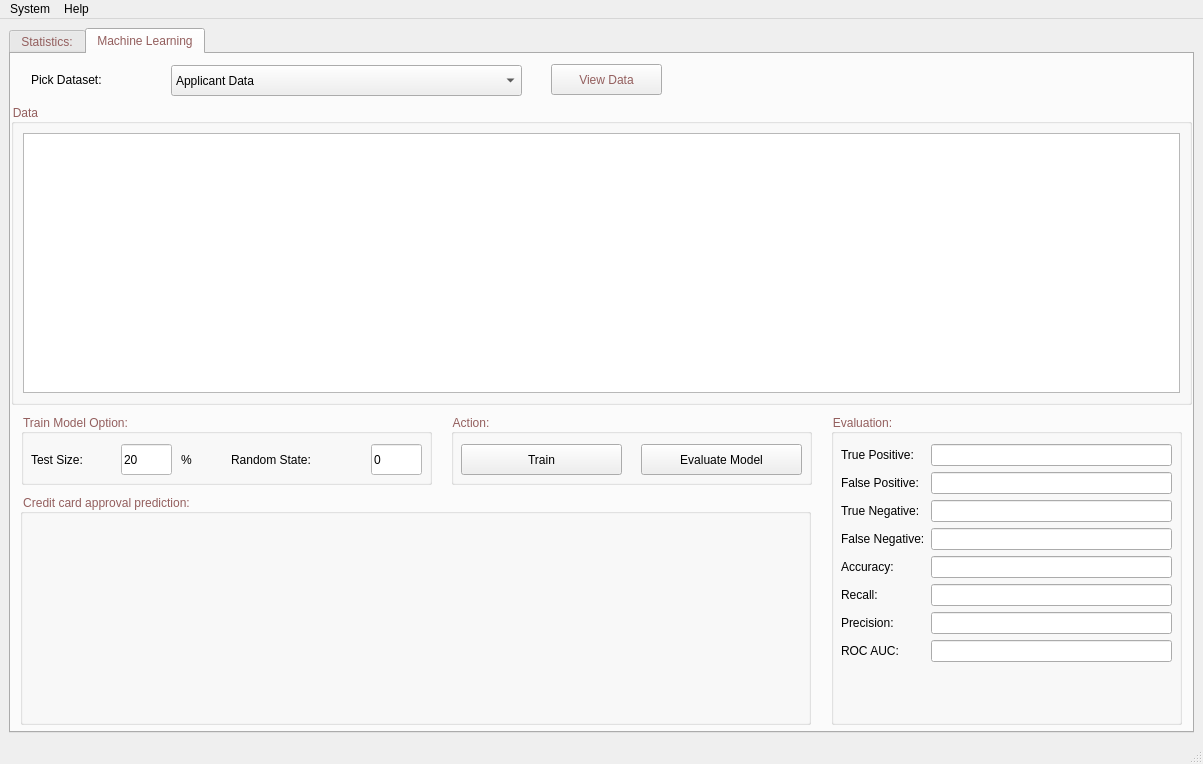
Old version of the form UI/MainWindow.ui in the repository ngoctonguyen17/MachineLearningApplication-CreditCardApproval.
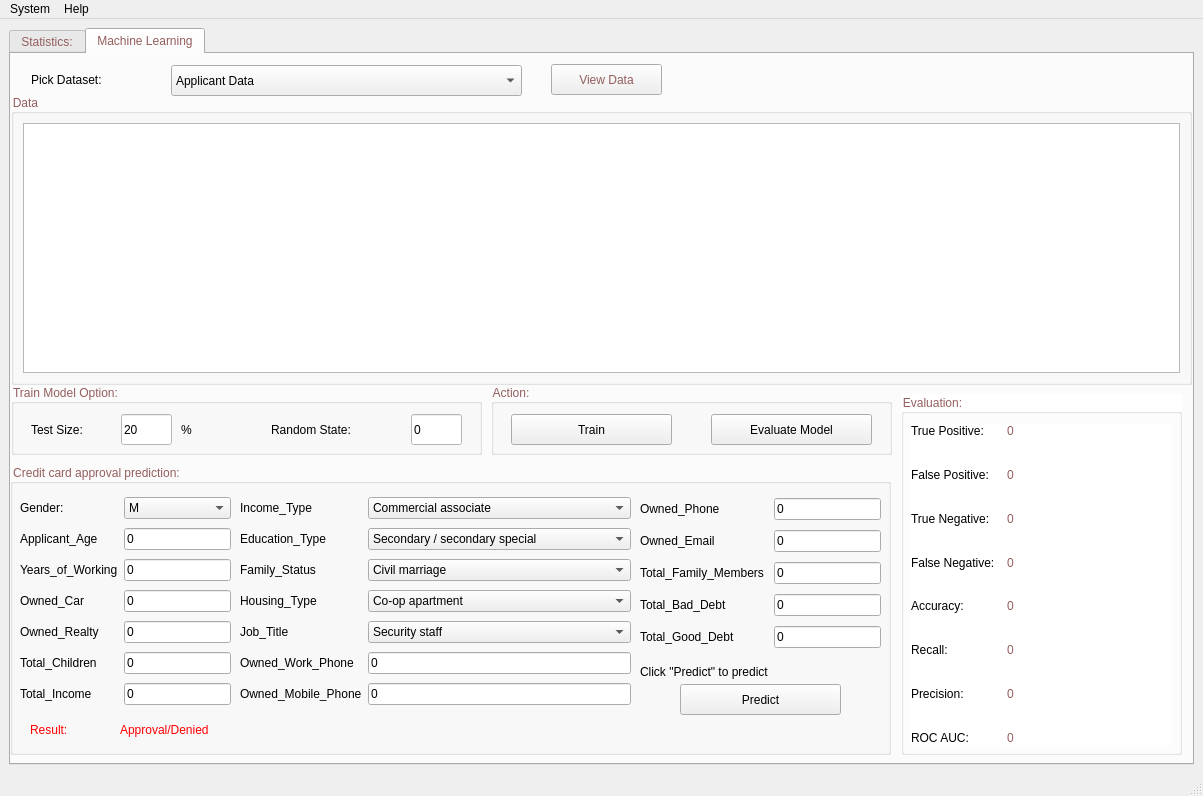
New version of the form. Icons and pictures are not drawn.

```diff
--- a/UI/MainWindow.ui
+++ b/UI/MainWindow.ui
@@ -7,7 +7,7 @@
     <x>0</x>
     <y>0</y>
     <width>1203</width>
-    <height>764</height>
+    <height>796</height>
    </rect>
   </property>
   <property name="windowTitle">
@@ -388,9 +388,9 @@
         <property name="geometry">
          <rect>
           <x>0</x>
-          <y>50</y>
+          <y>40</y>
           <width>1181</width>
-          <height>301</height>
+          <height>291</height>
          </rect>
         </property>
         <property name="minimumSize">
@@ -452,9 +452,9 @@
        <widget class="QGroupBox" name="groupBox_5">
         <property name="geometry">
          <rect>
-          <x>440</x>
-          <y>360</y>
-          <width>361</width>
+          <x>480</x>
+          <y>330</y>
+          <width>401</width>
           <height>71</height>
          </rect>
         </property>
@@ -464,7 +464,7 @@
         <widget class="QPushButton" name="pushButtonTrain">
          <property name="geometry">
           <rect>
-           <x>10</x>
+           <x>20</x>
            <y>30</y>
            <width>161</width>
            <height>31</height>
@@ -480,7 +480,7 @@
         <widget class="QPushButton" name="pushButtonEvaluate">
          <property name="geometry">
           <rect>
-           <x>190</x>
+           <x>220</x>
            <y>30</y>
            <width>161</width>
            <height>31</height>
@@ -497,9 +497,9 @@
        <widget class="QGroupBox" name="groupBox_6">
         <property name="geometry">
          <rect>
-          <x>10</x>
-          <y>360</y>
-          <width>411</width>
+          <x>0</x>
+          <y>330</y>
+          <width>471</width>
           <height>71</height>
          </rect>
         </property>
@@ -509,7 +509,7 @@
         <widget class="QLabel" name="label_3">
          <property name="geometry">
           <rect>
-           <x>10</x>
+           <x>20</x>
            <y>30</y>
            <width>91</width>
            <height>31</height>
@@ -526,7 +526,7 @@
         <widget class="QLineEdit" name="lineEditTestSize">
          <property name="geometry">
           <rect>
-           <x>100</x>
+           <x>110</x>
            <y>30</y>
            <width>51</width>
            <height>31</height>
@@ -544,7 +544,7 @@
         <widget class="QLabel" name="label_4">
          <property name="geometry">
           <rect>
-           <x>160</x>
+           <x>170</x>
            <y>30</y>
            <width>51</width>
            <height>31</height>
@@ -561,7 +561,7 @@
         <widget class="QLabel" name="label_5">
          <property name="geometry">
           <rect>
-           <x>210</x>
+           <x>260</x>
            <y>30</y>
            <width>131</width>
            <height>31</height>
@@ -578,7 +578,7 @@
         <widget class="QLineEdit" name="lineEditRandomState">
          <property name="geometry">
           <rect>
-           <x>350</x>
+           <x>400</x>
            <y>30</y>
            <width>51</width>
            <height>31</height>
@@ -597,14 +597,15 @@
        <widget class="QGroupBox" name="groupBox_7">
         <property name="geometry">
          <rect>
-          <x>820</x>
-          <y>360</y>
-          <width>351</width>
-          <height>311</height>
+          <x>890</x>
+          <y>340</y>
+          <width>281</width>
+          <height>361</height>
          </rect>
         </property>
         <property name="styleSheet">
-         <string notr="true"/>
+         <string notr="true">background-color: rgb(255, 255, 255);
+</string>
         </property>
         <property name="title">
          <string>Evaluation:</string>
@@ -614,8 +615,8 @@
           <rect>
            <x>10</x>
            <y>30</y>
-           <width>331</width>
-           <height>271</height>
+           <width>261</width>
+           <height>321</height>
           </rect>
          </property>
          <layout class="QFormLayout" name="formLayout">
@@ -625,14 +626,18 @@
              <string notr="true">color: rgb(0, 0, 0);</string>
             </property>
             <property name="text">
-             <string>True Positive:</string>
+             <string>True Positive:     </string>
             </property>
            </widget>
           </item>
           <item row="0" column="1">
-           <widget class="QLineEdit" name="truePositiveLineEdit"/>
+           <widget class="QLabel" name="ResultTP">
+            <property name="text">
+             <string>0</string>
+            </property>
+           </widget>
           </item>
-          <item row="1" column="0">
+          <item row="2" column="0">
            <widget class="QLabel" name="falsePositiveLabel">
             <property name="styleSheet">
              <string notr="true">color: rgb(0, 0, 0);</string>
@@ -642,10 +647,14 @@
             </property>
            </widget>
           </item>
-          <item row="1" column="1">
-           <widget class="QLineEdit" name="falsePositiveLineEdit"/>
+          <item row="2" column="1">
+           <widget class="QLabel" name="ResultFP">
+            <property name="text">
+             <string>0</string>
+            </property>
+           </widget>
           </item>
-          <item row="2" column="0">
+          <item row="4" column="0">
            <widget class="QLabel" name="trueNegativeLabel">
             <property name="styleSheet">
              <string notr="true">color: rgb(0, 0, 0);</string>
@@ -655,10 +664,14 @@
             </property>
            </widget>
           </item>
-          <item row="2" column="1">
-           <widget class="QLineEdit" name="trueNegativeLineEdit"/>
+          <item row="4" column="1">
+           <widget class="QLabel" name="ResultTN">
+            <property name="text">
+             <string>0</string>
+            </property>
+           </widget>
           </item>
-          <item row="3" column="0">
+          <item row="6" column="0">
            <widget class="QLabel" name="falseNegativeLabel">
             <property name="styleSheet">
              <string notr="true">color: rgb(0, 0, 0);</string>
@@ -668,10 +681,27 @@
             </property>
            </widget>
           </item>
-          <item row="3" column="1">
-           <widget class="QLineEdit" name="falseNegativeLineEdit"/>
+          <item row="6" column="1">
+           <widget class="QLabel" name="ResultFN">
+            <property name="text">
+             <string>0</string>
+            </property>
+           </widget>
           </item>
-          <item row="4" column="0">
+          <item row="7" column="0">
+           <spacer name="verticalSpacer_13">
+            <property name="orientation">
+             <enum>Qt::Vertical</enum>
+            </property>
+            <property name="sizeHint" stdset="0">
+             <size>
+              <width>20</width>
+              <height>40</height>
+             </size>
+            </property>
+           </spacer>
+          </item>
+          <item row="8" column="0">
            <widget class="QLabel" name="accuracyLabel">
             <property name="styleSheet">
              <string notr="true">color: rgb(0, 0, 0);</string>
@@ -681,10 +711,14 @@
             </property>
            </widget>
           </item>
-          <item row="4" column="1">
-           <widget class="QLineEdit" name="accuracyLineEdit"/>
+          <item row="8" column="1">
+           <widget class="QLabel" name="ResultAccuracy">
+            <property name="text">
+             <string>0</string>
+            </property>
+           </widget>
           </item>
-          <item row="5" column="0">
+          <item row="10" column="0">
            <widget class="QLabel" name="recallLabel">
             <property name="styleSheet">
              <string notr="true">color: rgb(0, 0, 0);</string>
@@ -694,10 +728,14 @@
             </property>
            </widget>
           </item>
-          <item row="5" column="1">
-           <widget class="QLineEdit" name="recallLineEdit"/>
+          <item row="10" column="1">
+           <widget class="QLabel" name="ResultRecall">
+            <property name="text">
+             <string>0</string>
+            </property>
+           </widget>
           </item>
-          <item row="6" column="0">
+          <item row="12" column="0">
            <widget class="QLabel" name="precisionLabel">
             <property name="styleSheet">
              <string notr="true">color: rgb(0, 0, 0);</string>
@@ -707,10 +745,14 @@
             </property>
            </widget>
           </item>
-          <item row="6" column="1">
-           <widget class="QLineEdit" name="precisionLineEdit"/>
+          <item row="12" column="1">
+           <widget class="QLabel" name="ResultPrecision">
+            <property name="text">
+             <string>0</string>
+            </property>
+           </widget>
           </item>
-          <item row="7" column="0">
+          <item row="14" column="0">
            <widget class="QLabel" name="rOCAUCLabel">
             <property name="styleSheet">
              <string notr="true">color: rgb(0, 0, 0);</string>
@@ -720,8 +762,90 @@
             </property>
            </widget>
           </item>
-          <item row="7" column="1">
-           <widget class="QLineEdit" name="rOCAUCLineEdit"/>
+          <item row="14" column="1">
+           <widget class="QLabel" name="ResultROCAUC">
+            <property name="text">
+             <string>0</string>
+            </property>
+           </widget>
+          </item>
+          <item row="5" column="0">
+           <spacer name="verticalSpacer">
+            <property name="orientation">
+             <enum>Qt::Vertical</enum>
+            </property>
+            <property name="sizeHint" stdset="0">
+             <size>
+              <width>20</width>
+              <height>40</height>
+             </size>
+            </property>
+           </spacer>
+          </item>
+          <item row="3" column="0">
+           <spacer name="verticalSpacer_2">
+            <property name="orientation">
+             <enum>Qt::Vertical</enum>
+            </property>
+            <property name="sizeHint" stdset="0">
+             <size>
+              <width>20</width>
+              <height>40</height>
+             </size>
+            </property>
+           </spacer>
+          </item>
+          <item row="1" column="0">
+           <spacer name="verticalSpacer_12">
+            <property name="orientation">
+             <enum>Qt::Vertical</enum>
+            </property>
+            <property name="sizeHint" stdset="0">
+             <size>
+              <width>20</width>
+              <height>40</height>
+             </size>
+            </property>
+           </spacer>
+          </item>
+          <item row="9" column="0">
+           <spacer name="verticalSpacer_14">
+            <property name="orientation">
+             <enum>Qt::Vertical</enum>
+            </property>
+            <property name="sizeHint" stdset="0">
+             <size>
+              <width>20</width>
+              <height>40</height>
+             </size>
+            </property>
+           </spacer>
+          </item>
+          <item row="11" column="0">
+           <spacer name="verticalSpacer_15">
+            <property name="orientation">
+             <enum>Qt::Vertical</enum>
+            </property>
+            <property name="sizeHint" stdset="0">
+             <size>
+              <width>20</width>
+              <height>40</height>
+             </size>
+            </property>
+           </spacer>
+          </item>
+          <item row="13" column="0">
+           <spacer name="verticalSpacer_16">
+            <property name="orientation">
+             <enum>Qt::Vertical</enum>
+            </property>
+            <property name="sizeHint" stdset="0">
+             <size>
+              <width>20</width>
+              <height>40</height>
+             </size>
+            </property>
+           </spacer>
           </item>
          </layout>
         </widget>
@@ -729,15 +853,762 @@
        <widget class="QGroupBox" name="groupBox_8">
         <property name="geometry">
          <rect>
-          <x>9</x>
-          <y>440</y>
-          <width>791</width>
-          <height>231</height>
+          <x>-1</x>
+          <y>410</y>
+          <width>881</width>
+          <height>291</height>
          </rect>
         </property>
         <property name="title">
          <string>Credit card approval prediction:</string>
         </property>
+        <widget class="QWidget" name="gridLayoutWidget">
+         <property name="geometry">
+          <rect>
+           <x>10</x>
+           <y>30</y>
+           <width>211</width>
+           <height>221</height>
+          </rect>
+         </property>
+         <layout class="QGridLayout" name="gridLayout_2">
+          <item row="4" column="0">
+           <widget class="QLabel" name="label_8">
+            <property name="styleSheet">
+             <string notr="true">color: rgb(0, 0, 0);
+font: 57 10pt &quot;Montserrat Medium&quot;;</string>
+            </property>
+            <property name="text">
+             <string>Owned_Realty</string>
+            </property>
+           </widget>
+          </item>
+          <item row="5" column="0">
+           <widget class="QLabel" name="label_9">
+            <property name="styleSheet">
+             <string notr="true">color: rgb(0, 0, 0);
+font: 57 10pt &quot;Montserrat Medium&quot;;</string>
+            </property>
+            <property name="text">
+             <string>Total_Children</string>
+            </property>
+           </widget>
+          </item>
+          <item row="4" column="1">
+           <widget class="QLineEdit" name="Owned_Realty">
+            <property name="styleSheet">
+             <string notr="true">color: rgb(0, 0, 0);
+font: 57 10pt &quot;Montserrat Medium&quot;;
+
+</string>
+            </property>
+            <property name="text">
+             <string>0</string>
+            </property>
+           </widget>
+          </item>
+          <item row="3" column="1">
+           <widget class="QLineEdit" name="Owned_Car">
+            <property name="styleSheet">
+             <string notr="true">color: rgb(0, 0, 0);
+font: 57 10pt &quot;Montserrat Medium&quot;;
+
+</string>
+            </property>
+            <property name="text">
+             <string>0</string>
+            </property>
+           </widget>
+          </item>
+          <item row="0" column="1">
+           <widget class="QComboBox" name="Gender">
+            <property name="styleSheet">
+             <string notr="true">color: rgb(0, 0, 0);
+font: 57 10pt &quot;Montserrat Medium&quot;;
+
+</string>
+            </property>
+            <item>
+             <property name="text">
+              <string>M</string>
+             </property>
+            </item>
+            <item>
+             <property name="text">
+              <string>F</string>
+             </property>
+            </item>
+           </widget>
+          </item>
+          <item row="0" column="0">
+           <widget class="QLabel" name="label">
+            <property name="styleSheet">
+             <string notr="true">color: rgb(0, 0, 0);
+font: 57 10pt &quot;Montserrat Medium&quot;;</string>
+            </property>
+            <property name="text">
+             <string>Gender: </string>
+            </property>
+           </widget>
+          </item>
+          <item row="3" column="0">
+           <widget class="QLabel" name="label_2">
+            <property name="styleSheet">
+             <string notr="true">color: rgb(0, 0, 0);
+font: 57 10pt &quot;Montserrat Medium&quot;;</string>
+            </property>
+            <property name="text">
+             <string>Owned_Car</string>
+            </property>
+           </widget>
+          </item>
+          <item row="6" column="0">
+           <widget class="QLabel" name="label_10">
+            <property name="styleSheet">
+             <string notr="true">color: rgb(0, 0, 0);
+font: 57 10pt &quot;Montserrat Medium&quot;;</string>
+            </property>
+            <property name="text">
+             <string>Total_Income</string>
+            </property>
+           </widget>
+          </item>
+          <item row="2" column="1">
+           <widget class="QLineEdit" name="Years_of_Working">
+            <property name="styleSheet">
+             <string notr="true">color: rgb(0, 0, 0);
+font: 57 10pt &quot;Montserrat Medium&quot;;
+
+</string>
+            </property>
+            <property name="text">
+             <string>0</string>
+            </property>
+           </widget>
+          </item>
+          <item row="2" column="0">
+           <widget class="QLabel" name="label_18">
+            <property name="styleSheet">
+             <string notr="true">color: rgb(0, 0, 0);
+font: 57 10pt &quot;Montserrat Medium&quot;;</string>
+            </property>
+            <property name="text">
+             <string>Years_of_Working</string>
+            </property>
+           </widget>
+          </item>
+          <item row="1" column="1">
+           <widget class="QLineEdit" name="Applicant_Age">
+            <property name="styleSheet">
+             <string notr="true">color: rgb(0, 0, 0);
+font: 57 10pt &quot;Montserrat Medium&quot;;
+
+</string>
+            </property>
+            <property name="text">
+             <string>0</string>
+            </property>
+           </widget>
+          </item>
+          <item row="1" column="0">
+           <widget class="QLabel" name="label_19">
+            <property name="styleSheet">
+             <string notr="true">color: rgb(0, 0, 0);
+font: 57 10pt &quot;Montserrat Medium&quot;;</string>
+            </property>
+            <property name="text">
+             <string>Applicant_Age</string>
+            </property>
+           </widget>
+          </item>
+          <item row="5" column="1">
+           <widget class="QLineEdit" name="Total_Children">
+            <property name="styleSheet">
+             <string notr="true">color: rgb(0, 0, 0);
+font: 57 10pt &quot;Montserrat Medium&quot;;
+
+</string>
+            </property>
+            <property name="text">
+             <string>0</string>
+            </property>
+           </widget>
+          </item>
+          <item row="6" column="1">
+           <widget class="QLineEdit" name="Total_Income">
+            <property name="styleSheet">
+             <string notr="true">color: rgb(0, 0, 0);
+font: 57 10pt &quot;Montserrat Medium&quot;;
+
+</string>
+            </property>
+            <property name="text">
+             <string>0</string>
+            </property>
+           </widget>
+          </item>
+         </layout>
+        </widget>
+        <widget class="QWidget" name="gridLayoutWidget_2">
+         <property name="geometry">
+          <rect>
+           <x>230</x>
+           <y>30</y>
+           <width>391</width>
+           <height>221</height>
+          </rect>
+         </property>
+         <layout class="QGridLayout" name="gridLayout_3">
+          <item row="6" column="0">
+           <widget class="QLabel" name="label_16">
+            <property name="styleSheet">
+             <string notr="true">color: rgb(0, 0, 0);
+font: 57 10pt &quot;Montserrat Medium&quot;;</string>
+            </property>
+            <property name="text">
+             <string>Owned_Mobile_Phone</string>
+            </property>
+           </widget>
+          </item>
+          <item row="5" column="0">
+           <widget class="QLabel" name="label_15">
+            <property name="styleSheet">
+             <string notr="true">color: rgb(0, 0, 0);
+font: 57 10pt &quot;Montserrat Medium&quot;;</string>
+            </property>
+            <property name="text">
+             <string>Owned_Work_Phone</string>
+            </property>
+           </widget>
+          </item>
+          <item row="1" column="1">
+           <widget class="QComboBox" name="Education_Type">
+            <property name="styleSheet">
+             <string notr="true">color: rgb(0, 0, 0);
+font: 57 10pt &quot;Montserrat Medium&quot;;
+
+</string>
+            </property>
+            <item>
+             <property name="text">
+              <string>Secondary / secondary special</string>
+             </property>
+            </item>
+            <item>
+             <property name="text">
+              <string>Incomplete higher</string>
+             </property>
+            </item>
+            <item>
+             <property name="text">
+              <string>Higher education</string>
+             </property>
+            </item>
+            <item>
+             <property name="text">
+              <string>Lower secondary </string>
+             </property>
+            </item>
+            <item>
+             <property name="text">
+              <string>Academic degree</string>
+             </property>
+            </item>
+           </widget>
+          </item>
+          <item row="2" column="0">
+           <widget class="QLabel" name="label_14">
+            <property name="styleSheet">
+             <string notr="true">color: rgb(0, 0, 0);
+font: 57 10pt &quot;Montserrat Medium&quot;;</string>
+            </property>
+            <property name="text">
+             <string>Family_Status</string>
+            </property>
+           </widget>
+          </item>
+          <item row="1" column="0">
+           <widget class="QLabel" name="label_7">
+            <property name="styleSheet">
+             <string notr="true">color: rgb(0, 0, 0);
+font: 57 10pt &quot;Montserrat Medium&quot;;</string>
+            </property>
+            <property name="text">
+             <string>Education_Type</string>
+            </property>
+           </widget>
+          </item>
+          <item row="3" column="0">
+           <widget class="QLabel" name="label_12">
+            <property name="styleSheet">
+             <string notr="true">color: rgb(0, 0, 0);
+font: 57 10pt &quot;Montserrat Medium&quot;;</string>
+            </property>
+            <property name="text">
+             <string>Housing_Type</string>
+            </property>
+           </widget>
+          </item>
+          <item row="4" column="0">
+           <widget class="QLabel" name="Job_TitleLabel">
+            <property name="styleSheet">
+             <string notr="true">color: rgb(0, 0, 0);
+font: 57 10pt &quot;Montserrat Medium&quot;;</string>
+            </property>
+            <property name="text">
+             <string>Job_Title </string>
+            </property>
+           </widget>
+          </item>
+          <item row="2" column="1">
+           <widget class="QComboBox" name="Family_Status">
+            <property name="styleSheet">
+             <string notr="true">color: rgb(0, 0, 0);
+font: 57 10pt &quot;Montserrat Medium&quot;;
+
+</string>
+            </property>
+            <item>
+             <property name="text">
+              <string>Civil marriage</string>
+             </property>
+            </item>
+            <item>
+             <property name="text">
+              <string>Married</string>
+             </property>
+            </item>
+            <item>
+             <property name="text">
+              <string>Separated</string>
+             </property>
+            </item>
+            <item>
+             <property name="text">
+              <string>Single / not married</string>
+             </property>
+            </item>
+            <item>
+             <property name="text">
+              <string>Widow</string>
+             </property>
+            </item>
+           </widget>
+          </item>
+          <item row="3" column="1">
+           <widget class="QComboBox" name="Housing_Type">
+            <property name="styleSheet">
+             <string notr="true">color: rgb(0, 0, 0);
+font: 57 10pt &quot;Montserrat Medium&quot;;
+
+</string>
+            </property>
+            <item>
+             <property name="text">
+              <string>Co-op apartment</string>
+             </property>
+            </item>
+            <item>
+             <property name="text">
+              <string>House / apartment</string>
+             </property>
+            </item>
+            <item>
+             <property name="text">
+              <string>Municipal apartment</string>
+             </property>
+            </item>
+            <item>
+             <property name="text">
+              <string>Office apartment</string>
+             </property>
+            </item>
+            <item>
+             <property name="text">
+              <string>Rented apartment</string>
+             </property>
+            </item>
+            <item>
+             <property name="text">
+              <string>With parents</string>
+             </property>
+            </item>
+           </widget>
+          </item>
+          <item row="0" column="0">
+           <widget class="QLabel" name="label_25">
+            <property name="styleSheet">
+             <string notr="true">color: rgb(0, 0, 0);
+font: 57 10pt &quot;Montserrat Medium&quot;;</string>
+            </property>
+            <property name="text">
+             <string>Income_Type</string>
+            </property>
+           </widget>
+          </item>
+          <item row="0" column="1">
+           <widget class="QComboBox" name="Income_Type">
+            <property name="styleSheet">
+             <string notr="true">color: rgb(0, 0, 0);
+font: 57 10pt &quot;Montserrat Medium&quot;;
+
+</string>
+            </property>
+            <item>
+             <property name="text">
+              <string>Commercial associate</string>
+             </property>
+            </item>
+            <item>
+             <property name="text">
+              <string>Pensioner</string>
+             </property>
+            </item>
+            <item>
+             <property name="text">
+              <string>State servant</string>
+             </property>
+            </item>
+            <item>
+             <property name="text">
+              <string>Working</string>
+             </property>
+            </item>
+            <item>
+             <property name="text">
+              <string>Student</string>
+             </property>
+            </item>
+           </widget>
+          </item>
+          <item row="5" column="1">
+           <widget class="QLineEdit" name="Owned_Work_Phone">
+            <property name="styleSheet">
+             <string notr="true">color: rgb(0, 0, 0);
+font: 57 10pt &quot;Montserrat Medium&quot;;
+
+</string>
+            </property>
+            <property name="text">
+             <string>0</string>
+            </property>
+           </widget>
+          </item>
+          <item row="6" column="1">
+           <widget class="QLineEdit" name="Owned_Mobile_Phone">
+            <property name="styleSheet">
+             <string notr="true">color: rgb(0, 0, 0);
+font: 57 10pt &quot;Montserrat Medium&quot;;
+
+</string>
+            </property>
+            <property name="text">
+             <string>0</string>
+            </property>
+           </widget>
+          </item>
+          <item row="4" column="1">
+           <widget class="QComboBox" name="Job_Title">
+            <property name="styleSheet">
+             <string notr="true">color: rgb(0, 0, 0);
+font: 57 10pt &quot;Montserrat Medium&quot;;
+
+</string>
+            </property>
+            <item>
+             <property name="text">
+              <string>Security staff                                    </string>
+             </property>
+            </item>
+            <item>
+             <property name="text">
+              <string>Sales staff                                       </string>
+             </property>
+            </item>
+            <item>
+             <property name="text">
+              <string>Accountants                                       </string>
+             </property>
+            </item>
+            <item>
+             <property name="text">
+              <string>Laborers                                          </string>
+             </property>
+            </item>
+            <item>
+             <property name="text">
+              <string>Managers                                          </string>
+             </property>
+            </item>
+            <item>
+             <property name="text">
+              <string>Drivers                                           </string>
+             </property>
+            </item>
+            <item>
+             <property name="text">
+              <string>Core staff                                        </string>
+             </property>
+            </item>
+            <item>
+             <property name="text">
+              <string>High skill tech staff                             </string>
+             </property>
+            </item>
+            <item>
+             <property name="text">
+              <string>Cleaning staff                                    </string>
+             </property>
+            </item>
+            <item>
+             <property name="text">
+              <string>Private service staff                             </string>
+             </property>
+            </item>
+            <item>
+             <property name="text">
+              <string>Cooking staff                                     </string>
+             </property>
+            </item>
+            <item>
+             <property name="text">
+              <string>Low-skill Laborers                                </string>
+             </property>
+            </item>
+            <item>
+             <property name="text">
+              <string>Medicine staff                                    </string>
+             </property>
+            </item>
+            <item>
+             <property name="text">
+              <string>Secretaries                                       </string>
+             </property>
+            </item>
+            <item>
+             <property name="text">
+              <string>Waiters/barmen staff                              </string>
+             </property>
+            </item>
+            <item>
+             <property name="text">
+              <string>HR staff                                          </string>
+             </property>
+            </item>
+            <item>
+             <property name="text">
+              <string>Realty agents                                     </string>
+             </property>
+            </item>
+            <item>
+             <property name="text">
+              <string>IT staff                                          </string>
+             </property>
+            </item>
+           </widget>
+          </item>
+         </layout>
+        </widget>
+        <widget class="QWidget" name="gridLayoutWidget_3">
+         <property name="geometry">
+          <rect>
+           <x>630</x>
+           <y>30</y>
+           <width>241</width>
+           <height>161</height>
+          </rect>
+         </property>
+         <layout class="QGridLayout" name="gridLayout_4">
+          <item row="4" column="0">
+           <widget class="QLabel" name="label_11">
+            <property name="styleSheet">
+             <string notr="true">color: rgb(0, 0, 0);
+font: 57 10pt &quot;Montserrat Medium&quot;;</string>
+            </property>
+            <property name="text">
+             <string>Total_Good_Debt</string>
+            </property>
+           </widget>
+          </item>
+          <item row="0" column="0">
+           <widget class="QLabel" name="label_20">
+            <property name="styleSheet">
+             <string notr="true">color: rgb(0, 0, 0);
+font: 57 10pt &quot;Montserrat Medium&quot;;</string>
+            </property>
+            <property name="text">
+             <string>Owned_Phone</string>
+            </property>
+           </widget>
+          </item>
+          <item row="3" column="0">
+           <widget class="QLabel" name="label_21">
+            <property name="styleSheet">
+             <string notr="true">color: rgb(0, 0, 0);
+font: 57 10pt &quot;Montserrat Medium&quot;;</string>
+            </property>
+            <property name="text">
+             <string>Total_Bad_Debt </string>
+            </property>
+           </widget>
+          </item>
+          <item row="2" column="0">
+           <widget class="QLabel" name="label_23">
+            <property name="styleSheet">
+             <string notr="true">color: rgb(0, 0, 0);
+font: 57 10pt &quot;Montserrat Medium&quot;;</string>
+            </property>
+            <property name="text">
+             <string>Total_Family_Members </string>
+            </property>
+           </widget>
+          </item>
+          <item row="1" column="0">
+           <widget class="QLabel" name="label_24">
+            <property name="styleSheet">
+             <string notr="true">color: rgb(0, 0, 0);
+font: 57 10pt &quot;Montserrat Medium&quot;;</string>
+            </property>
+            <property name="text">
+             <string>Owned_Email </string>
+            </property>
+           </widget>
+          </item>
+          <item row="3" column="1">
+           <widget class="QLineEdit" name="Total_Bad_Debt">
+            <property name="styleSheet">
+             <string notr="true">color: rgb(0, 0, 0);
+font: 57 10pt &quot;Montserrat Medium&quot;;
+
+</string>
+            </property>
+            <property name="text">
+             <string>0</string>
+            </property>
+           </widget>
+          </item>
+          <item row="4" column="1">
+           <widget class="QLineEdit" name="Total_Good_Debt">
+            <property name="styleSheet">
+             <string notr="true">color: rgb(0, 0, 0);
+font: 57 10pt &quot;Montserrat Medium&quot;;
+
+</string>
+            </property>
+            <property name="text">
+             <string>0</string>
+            </property>
+           </widget>
+          </item>
+          <item row="2" column="1">
+           <widget class="QLineEdit" name="Total_Family_Members">
+            <property name="styleSheet">
+             <string notr="true">color: rgb(0, 0, 0);
+font: 57 10pt &quot;Montserrat Medium&quot;;
+
+</string>
+            </property>
+            <property name="text">
+             <string>0</string>
+            </property>
+           </widget>
+          </item>
+          <item row="1" column="1">
+           <widget class="QLineEdit" name="Owned_Email">
+            <property name="styleSheet">
+             <string notr="true">color: rgb(0, 0, 0);
+font: 57 10pt &quot;Montserrat Medium&quot;;
+
+</string>
+            </property>
+            <property name="text">
+             <string>0</string>
+            </property>
+           </widget>
+          </item>
+          <item row="0" column="1">
+           <widget class="QLineEdit" name="Owned_Phone">
+            <property name="styleSheet">
+             <string notr="true">color: rgb(0, 0, 0);
+font: 57 10pt &quot;Montserrat Medium&quot;;
+
+</string>
+            </property>
+            <property name="text">
+             <string>0</string>
+            </property>
+           </widget>
+          </item>
+         </layout>
+        </widget>
+        <widget class="QPushButton" name="pushButtonPredict">
+         <property name="geometry">
+          <rect>
+           <x>670</x>
+           <y>220</y>
+           <width>161</width>
+           <height>31</height>
+          </rect>
+         </property>
+         <property name="styleSheet">
+          <string notr="true">color: rgb(0, 0, 0);</string>
+         </property>
+         <property name="text">
+          <string>Predict</string>
+         </property>
+        </widget>
+        <widget class="QLabel" name="label_17">
+         <property name="geometry">
+          <rect>
+           <x>20</x>
+           <y>250</y>
+           <width>81</width>
+           <height>31</height>
+          </rect>
+         </property>
+         <property name="styleSheet">
+          <string notr="true">font: 81 16pt &quot;Montserrat ExtraBold&quot;;
+color: rgb(255, 0, 4);</string>
+         </property>
+         <property name="text">
+          <string>Result:</string>
+         </property>
+        </widget>
+        <widget class="QLabel" name="ResultStatusPredict">
+         <property name="geometry">
+          <rect>
+           <x>110</x>
+           <y>250</y>
+           <width>751</width>
+           <height>31</height>
+          </rect>
+         </property>
+         <property name="styleSheet">
+          <string notr="true">font: 81 16pt &quot;Montserrat ExtraBold&quot;;
+color: rgb(255, 0, 4);</string>
+         </property>
+         <property name="text">
+          <string>Approval/Denied</string>
+         </property>
+        </widget>
+        <widget class="QLabel" name="label_26">
+         <property name="geometry">
+          <rect>
+           <x>630</x>
+           <y>200</y>
+           <width>231</width>
+           <height>16</height>
+          </rect>
+         </property>
+         <property name="styleSheet">
+          <string notr="true">
+font: 10pt &quot;MS Shell Dlg 2&quot;;
+color: rgb(0, 0, 0);</string>
+         </property>
+         <property name="text">
+          <string>Click &quot;Predict&quot; to predict</string>
+         </property>
+        </widget>
        </widget>
        <widget class="QPushButton" name="pushButtonViewData">
         <property name="geometry">
```
Left out of the diff: 2 changed lines with no effect on the pictures.
